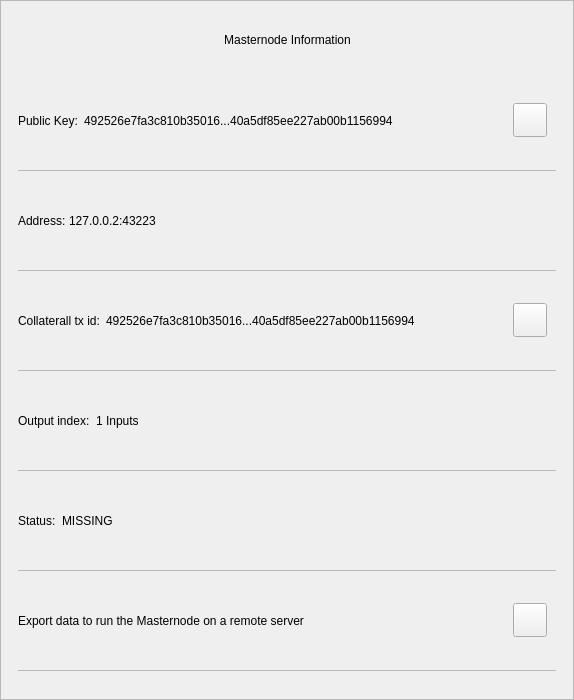
This is src/qt/pivx/forms/mninfodialog.ui in Fuzzbawls/PIVX as Qt 5 draws it before an edit. The edited form follows.
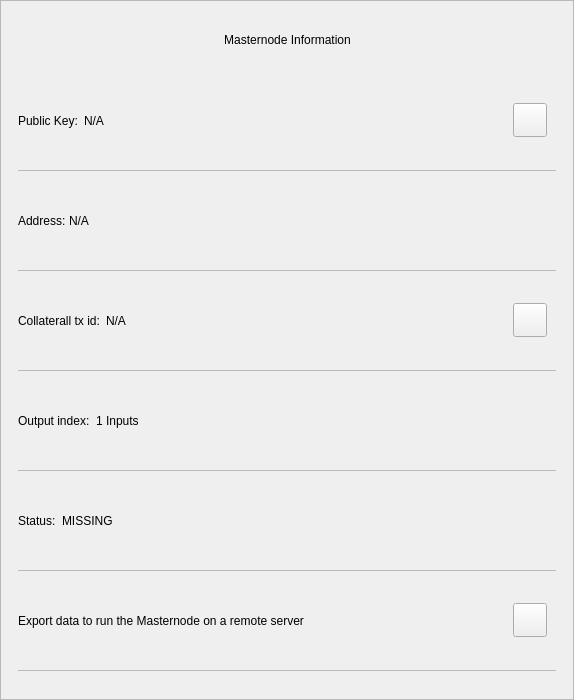
This is the edited form.

```diff
--- a/src/qt/pivx/forms/mninfodialog.ui
+++ b/src/qt/pivx/forms/mninfodialog.ui
@@ -271,7 +271,7 @@
                    <item>
                     <widget class="QLabel" name="textId">
                      <property name="text">
-                      <string notr="true">492526e7fa3c810b35016...40a5df85ee227ab00b1156994</string>
+                      <string notr="true">N/A</string>
                      </property>
                     </widget>
                    </item>
@@ -350,7 +350,7 @@
                    <item>
                     <widget class="QLabel" name="textAddress">
                      <property name="text">
-                      <string notr="true">127.0.0.2:43223</string>
+                      <string notr="true">N/A</string>
                      </property>
                     </widget>
                    </item>
@@ -395,7 +395,7 @@
                    <item>
                     <widget class="QLabel" name="textAmount">
                      <property name="text">
-                      <string notr="true">492526e7fa3c810b35016...40a5df85ee227ab00b1156994</string>
+                      <string notr="true">N/A</string>
                      </property>
                     </widget>
                    </item>
```
